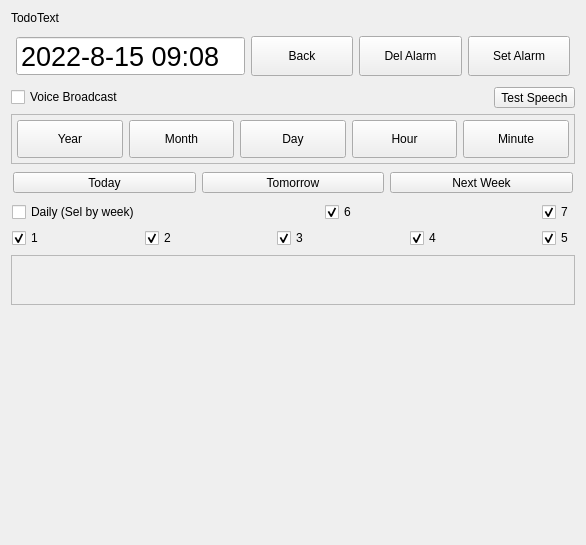
Above: src/Todo/TodoAlarm.ui from ic005k/Knot-Legacy before the change. Below: the same form after it.
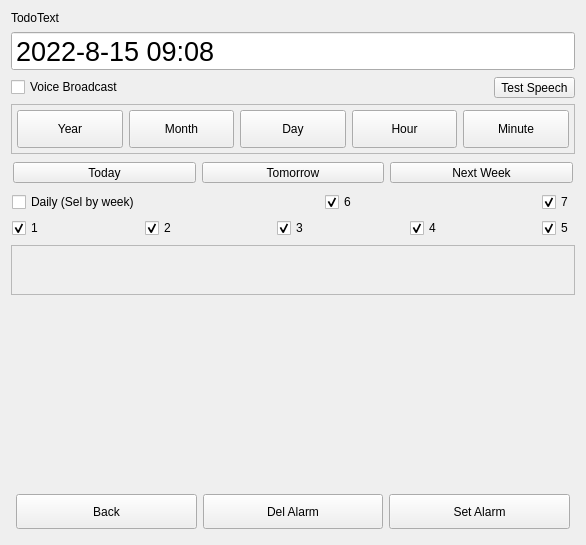
That is the form after the change.

Diff of the .ui file:
```diff
--- a/src/Todo/TodoAlarm.ui
+++ b/src/Todo/TodoAlarm.ui
@@ -28,33 +28,6 @@
     </widget>
    </item>
    <item>
-    <widget class="QFrame" name="frameFun">
-     <property name="maximumSize">
-      <size>
-       <width>16777215</width>
-       <height>50</height>
-      </size>
-     </property>
-     <property name="frameShape">
-      <enum>QFrame::NoFrame</enum>
-     </property>
-     <property name="frameShadow">
-      <enum>QFrame::Sunken</enum>
-     </property>
-     <layout class="QHBoxLayout" name="horizontalLayout_2">
-      <property name="leftMargin">
-       <number>5</number>
-      </property>
-      <property name="topMargin">
-       <number>5</number>
-      </property>
-      <property name="rightMargin">
-       <number>5</number>
-      </property>
-      <property name="bottomMargin">
-       <number>5</number>
-      </property>
-      <item>
        <widget class="QDateTimeEdit" name="dateTimeEdit">
         <property name="sizePolicy">
          <sizepolicy hsizetype="Preferred" vsizetype="Fixed">
@@ -99,72 +72,6 @@
        </widget>
       </item>
       <item>
-       <widget class="QToolButton" name="btnBack">
-        <property name="sizePolicy">
-         <sizepolicy hsizetype="Preferred" vsizetype="Preferred">
-          <horstretch>0</horstretch>
-          <verstretch>0</verstretch>
-         </sizepolicy>
-        </property>
-        <property name="text">
-         <string>Back</string>
-        </property>
-       </widget>
-      </item>
-      <item>
-       <widget class="QToolButton" name="btnDelDT">
-        <property name="sizePolicy">
-         <sizepolicy hsizetype="Preferred" vsizetype="Preferred">
-          <horstretch>0</horstretch>
-          <verstretch>0</verstretch>
-         </sizepolicy>
-        </property>
-        <property name="minimumSize">
-         <size>
-          <width>60</width>
-          <height>0</height>
-         </size>
-        </property>
-        <property name="maximumSize">
-         <size>
-          <width>16777215</width>
-          <height>16777215</height>
-         </size>
-        </property>
-        <property name="text">
-         <string>Del Alarm</string>
-        </property>
-       </widget>
-      </item>
-      <item>
-       <widget class="QToolButton" name="btnSetDT">
-        <property name="sizePolicy">
-         <sizepolicy hsizetype="Preferred" vsizetype="Preferred">
-          <horstretch>0</horstretch>
-          <verstretch>0</verstretch>
-         </sizepolicy>
-        </property>
-        <property name="minimumSize">
-         <size>
-          <width>60</width>
-          <height>0</height>
-         </size>
-        </property>
-        <property name="maximumSize">
-         <size>
-          <width>16777215</width>
-          <height>16777215</height>
-         </size>
-        </property>
-        <property name="text">
-         <string>Set Alarm</string>
-        </property>
-       </widget>
-      </item>
-     </layout>
-    </widget>
-   </item>
-   <item>
     <layout class="QHBoxLayout" name="horizontalLayout_5">
      <item>
       <widget class="QCheckBox" name="chkSpeech">
@@ -616,6 +523,105 @@
      </property>
     </spacer>
    </item>
+   <item>
+    <widget class="QFrame" name="frameFun">
+     <property name="maximumSize">
+      <size>
+       <width>16777215</width>
+       <height>50</height>
+      </size>
+     </property>
+     <property name="frameShape">
+      <enum>QFrame::NoFrame</enum>
+     </property>
+     <property name="frameShadow">
+      <enum>QFrame::Sunken</enum>
+     </property>
+     <layout class="QHBoxLayout" name="horizontalLayout_2">
+      <property name="leftMargin">
+       <number>5</number>
+      </property>
+      <property name="topMargin">
+       <number>5</number>
+      </property>
+      <property name="rightMargin">
+       <number>5</number>
+      </property>
+      <property name="bottomMargin">
+       <number>5</number>
+      </property>
+      <item>
+       <widget class="QToolButton" name="btnBack">
+        <property name="sizePolicy">
+         <sizepolicy hsizetype="Preferred" vsizetype="Preferred">
+          <horstretch>0</horstretch>
+          <verstretch>0</verstretch>
+         </sizepolicy>
+        </property>
+        <property name="minimumSize">
+         <size>
+          <width>0</width>
+          <height>35</height>
+         </size>
+        </property>
+        <property name="text">
+         <string>Back</string>
+        </property>
+       </widget>
+      </item>
+      <item>
+       <widget class="QToolButton" name="btnDelDT">
+        <property name="sizePolicy">
+         <sizepolicy hsizetype="Preferred" vsizetype="Preferred">
+          <horstretch>0</horstretch>
+          <verstretch>0</verstretch>
+         </sizepolicy>
+        </property>
+        <property name="minimumSize">
+         <size>
+          <width>60</width>
+          <height>35</height>
+         </size>
+        </property>
+        <property name="maximumSize">
+         <size>
+          <width>16777215</width>
+          <height>16777215</height>
+         </size>
+        </property>
+        <property name="text">
+         <string>Del Alarm</string>
+        </property>
+       </widget>
+      </item>
+      <item>
+       <widget class="QToolButton" name="btnSetDT">
+        <property name="sizePolicy">
+         <sizepolicy hsizetype="Preferred" vsizetype="Preferred">
+          <horstretch>0</horstretch>
+          <verstretch>0</verstretch>
+         </sizepolicy>
+        </property>
+        <property name="minimumSize">
+         <size>
+          <width>60</width>
+          <height>35</height>
+         </size>
+        </property>
+        <property name="maximumSize">
+         <size>
+          <width>16777215</width>
+          <height>16777215</height>
+         </size>
+        </property>
+        <property name="text">
+         <string>Set Alarm</string>
+        </property>
+       </widget>
+      </item>
+     </layout>
+    </widget>
+   </item>
   </layout>
  </widget>
  <resources/>
```
Lines whose indentation alone changed are shown as unchanged.
